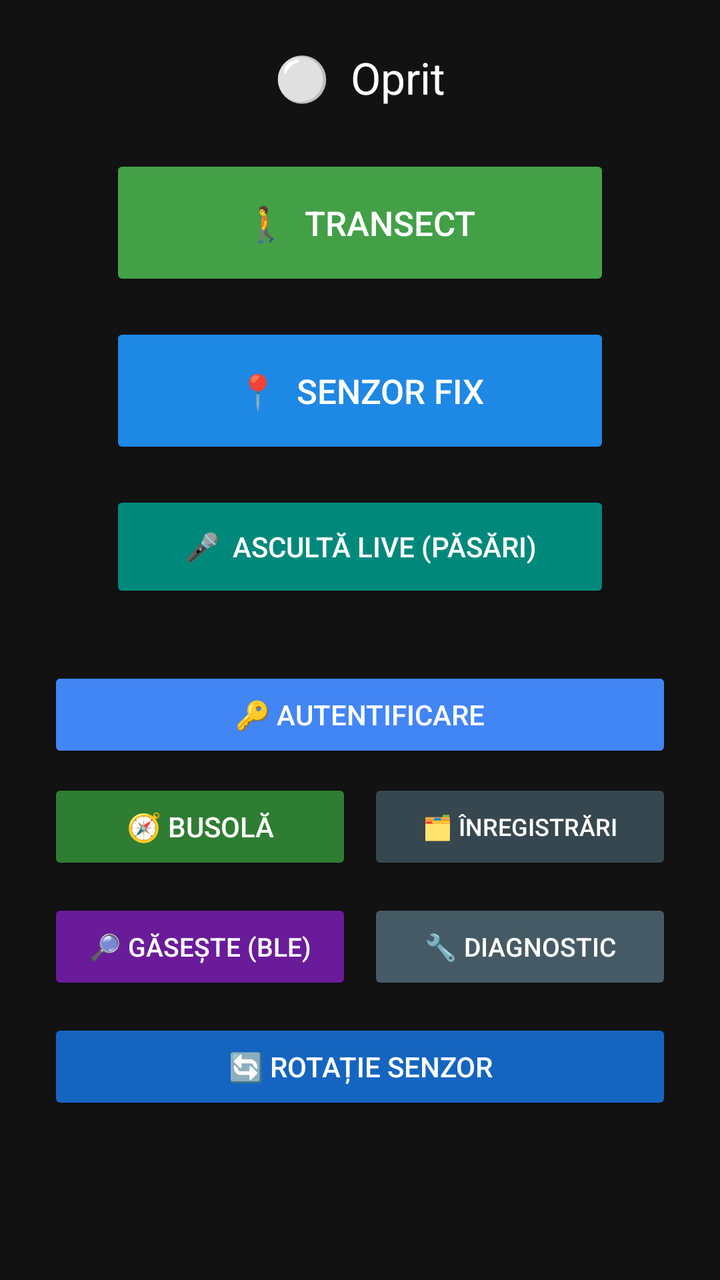
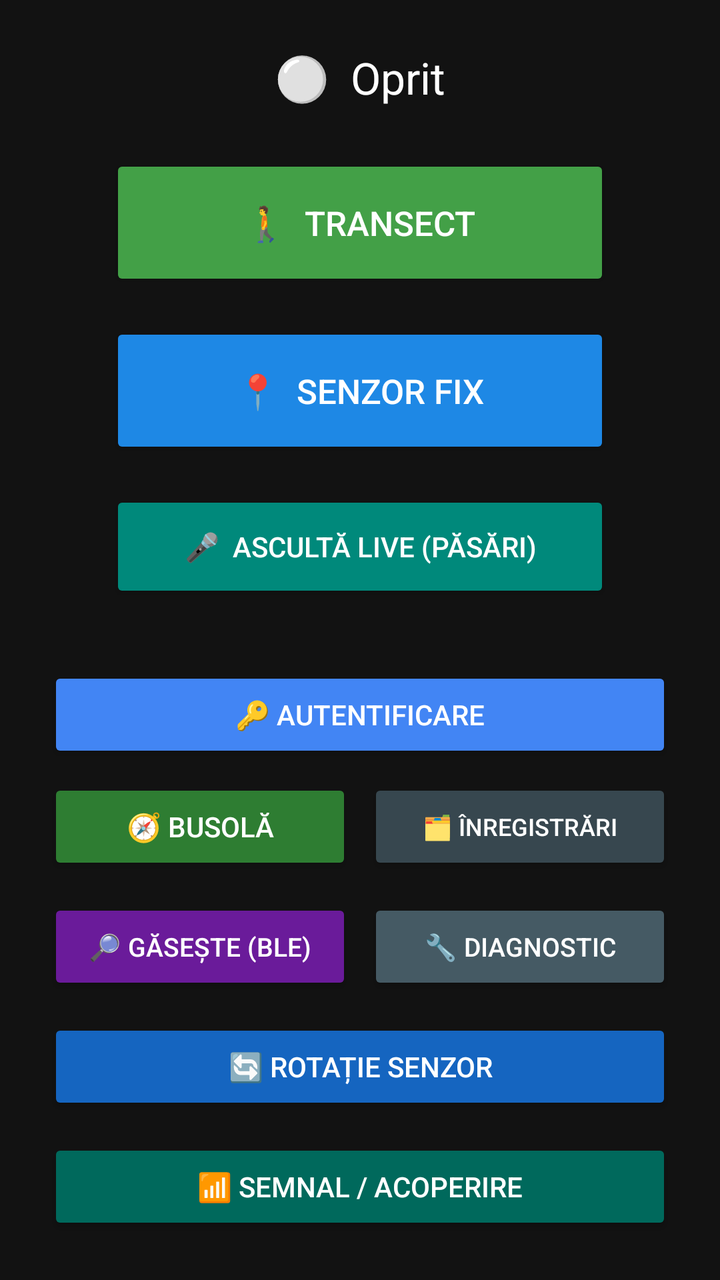

Compare the two renders of this Android layout. The source of the first and the diff that turns it into the second are given below.
<!-- AndroidManifest.xml: application theme Theme.AppCompat.DayNight.NoActionBar -->
<!-- res/layout/activity_main.xml -->
<?xml version="1.0" encoding="utf-8"?>
<LinearLayout xmlns:android="http://schemas.android.com/apk/res/android"
    android:layout_width="match_parent"
    android:layout_height="match_parent"
    android:orientation="vertical"
    android:gravity="center_horizontal"
    android:padding="24dp"
    android:background="#121212">

    <TextView
        android:id="@+id/tvStatus"
        android:layout_width="wrap_content"
        android:layout_height="wrap_content"
        android:text="⚪  Oprit"
        android:textSize="22sp"
        android:textColor="#FFFFFF"
        android:layout_marginBottom="24dp"/>

    
    <Button
        android:id="@+id/btnStartStop"
        android:layout_width="160dp"
        android:layout_height="160dp"
        android:text="⏹  STOP"
        android:textSize="18sp"
        android:textColor="#FFFFFF"
        android:visibility="gone"
        android:layout_marginBottom="16dp"/>

    
    <Button
        android:id="@+id/btnTrackMap"
        android:layout_width="250dp"
        android:layout_height="52dp"
        android:text="🗺  TRASEU PE HARTĂ"
        android:textSize="15sp"
        android:textColor="#FFFFFF"
        android:backgroundTint="#00695C"
        android:visibility="gone"
        android:layout_marginBottom="16dp"/>

    
    <Button
        android:id="@+id/btnMonitor"
        android:layout_width="250dp"
        android:layout_height="52dp"
        android:text="👁  MONITOR LIVE"
        android:textSize="15sp"
        android:textColor="#FFFFFF"
        android:backgroundTint="#3949AB"
        android:visibility="gone"
        android:layout_marginBottom="32dp"/>

    
    <LinearLayout
        android:id="@+id/startButtonsRow"
        android:layout_width="wrap_content"
        android:layout_height="wrap_content"
        android:orientation="vertical"
        android:gravity="center"
        android:layout_marginBottom="32dp">

        <Button
            android:id="@+id/btnTransect"
            android:layout_width="250dp"
            android:layout_height="68dp"
            android:text="🚶  TRANSECT"
            android:textSize="17sp"
            android:textColor="#FFFFFF"
            android:backgroundTint="#43A047"
            android:layout_marginBottom="16dp"/>

        <Button
            android:id="@+id/btnFixedSensor"
            android:layout_width="250dp"
            android:layout_height="68dp"
            android:text="📍  SENZOR FIX"
            android:textSize="17sp"
            android:textColor="#FFFFFF"
            android:backgroundTint="#1E88E5"/>

        <Button
            android:id="@+id/btnLiveListen"
            android:layout_width="250dp"
            android:layout_height="56dp"
            android:text="🎤  ASCULTĂ LIVE (PĂSĂRI)"
            android:textSize="14sp"
            android:textColor="#FFFFFF"
            android:backgroundTint="#00897B"
            android:layout_marginTop="16dp"/>
    </LinearLayout>

    <LinearLayout
        android:layout_width="match_parent"
        android:layout_height="wrap_content"
        android:orientation="horizontal"
        android:gravity="center"
        android:layout_marginBottom="8dp">

        <Button
            android:id="@+id/btnAuth"
            android:layout_width="0dp"
            android:layout_height="48dp"
            android:layout_weight="1"
            android:text="🔑 AUTENTIFICARE"
            android:textSize="14sp"
            android:textColor="#FFFFFF"
            android:backgroundTint="#4285F4"/>

    </LinearLayout>

    <LinearLayout
        android:layout_width="match_parent"
        android:layout_height="wrap_content"
        android:orientation="horizontal"
        android:gravity="center"
        android:layout_marginBottom="12dp">

        <Button
            android:id="@+id/btnCompass"
            android:layout_width="0dp"
            android:layout_height="48dp"
            android:layout_weight="1"
            android:text="🧭 BUSOLĂ"
            android:textSize="14sp"
            android:textColor="#FFFFFF"
            android:backgroundTint="#2E7D32"
            android:layout_marginEnd="8dp"/>

        <Button
            android:id="@+id/btnRecordings"
            android:layout_width="0dp"
            android:layout_height="48dp"
            android:layout_weight="1"
            android:text="🗂 ÎNREGISTRĂRI"
            android:textSize="12sp"
            android:textColor="#FFFFFF"
            android:backgroundTint="#37474F"/>

    </LinearLayout>

    <LinearLayout
        android:layout_width="match_parent"
        android:layout_height="wrap_content"
        android:orientation="horizontal"
        android:gravity="center"
        android:layout_marginBottom="12dp">

        <Button
            android:id="@+id/btnFindSensor"
            android:layout_width="0dp"
            android:layout_height="48dp"
            android:layout_weight="1"
            android:text="🔎 GĂSEȘTE (BLE)"
            android:textSize="13sp"
            android:textColor="#FFFFFF"
            android:backgroundTint="#6A1B9A"
            android:layout_marginEnd="8dp"/>

        <Button
            android:id="@+id/btnDiagnostic"
            android:layout_width="0dp"
            android:layout_height="48dp"
            android:layout_weight="1"
            android:text="🔧 DIAGNOSTIC"
            android:textSize="13sp"
            android:textColor="#FFFFFF"
            android:backgroundTint="#455A64"/>

    </LinearLayout>

    <Button
        android:id="@+id/btnRotatie"
        android:layout_width="match_parent"
        android:layout_height="48dp"
        android:text="🔄 ROTAȚIE SENZOR"
        android:textSize="14sp"
        android:textColor="#FFFFFF"
        android:backgroundTint="#1565C0"
        android:layout_marginBottom="12dp"/>

    <TextView
        android:id="@+id/tvUploadStatus"
        android:layout_width="match_parent"
        android:layout_height="wrap_content"
        android:text=""
        android:textSize="12sp"
        android:textColor="#90CAF9"
        android:gravity="center"
        android:lineSpacingExtra="3dp"
        android:layout_marginBottom="16dp"/>

    <TextView
        android:id="@+id/tvPath"
        android:layout_width="match_parent"
        android:layout_height="wrap_content"
        android:text=""
        android:textSize="10sp"
        android:textColor="#555555"
        android:gravity="center"
        android:lineSpacingExtra="3dp"/>

</LinearLayout>
<!-- resources referenced by this layout -->
<resources>

</resources>

<!-- the commit's change to res/layout/activity_main.xml (unified diff, before → after) -->
@@ -179,6 +179,16 @@
         android:backgroundTint="#1565C0"
         android:layout_marginBottom="12dp"/>
 
+    <Button
+        android:id="@+id/btnSignal"
+        android:layout_width="match_parent"
+        android:layout_height="48dp"
+        android:text="📶 SEMNAL / ACOPERIRE"
+        android:textSize="14sp"
+        android:textColor="#FFFFFF"
+        android:backgroundTint="#00695C"
+        android:layout_marginBottom="12dp"/>
+
     <TextView
         android:id="@+id/tvUploadStatus"
         android:layout_width="match_parent"
